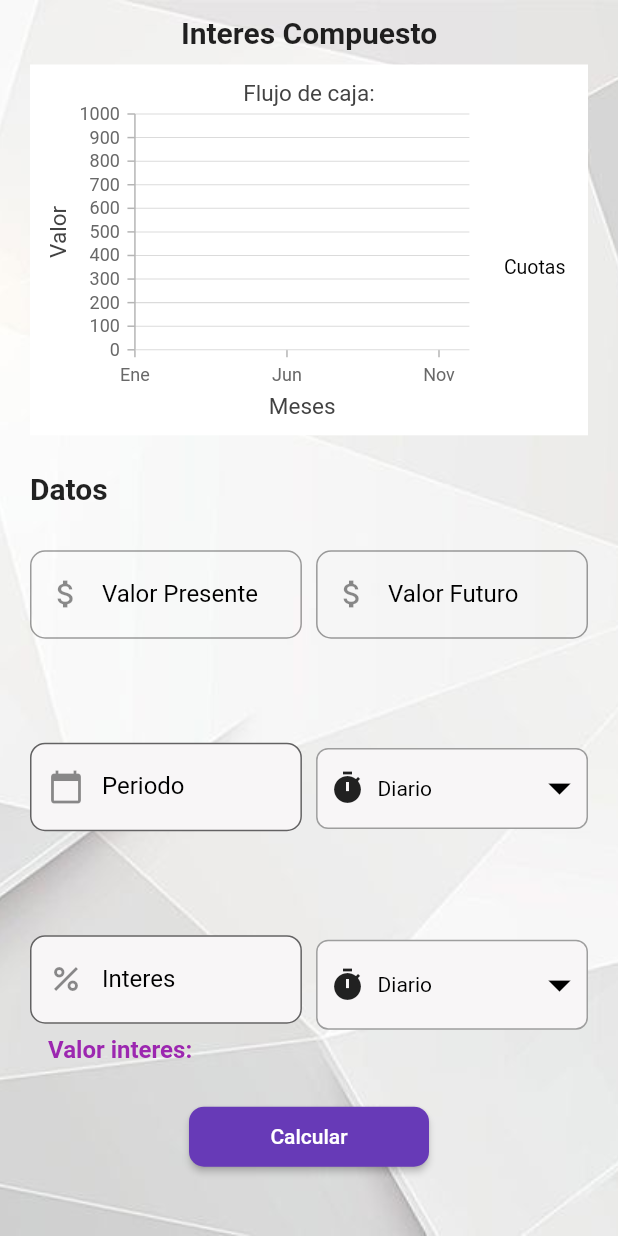
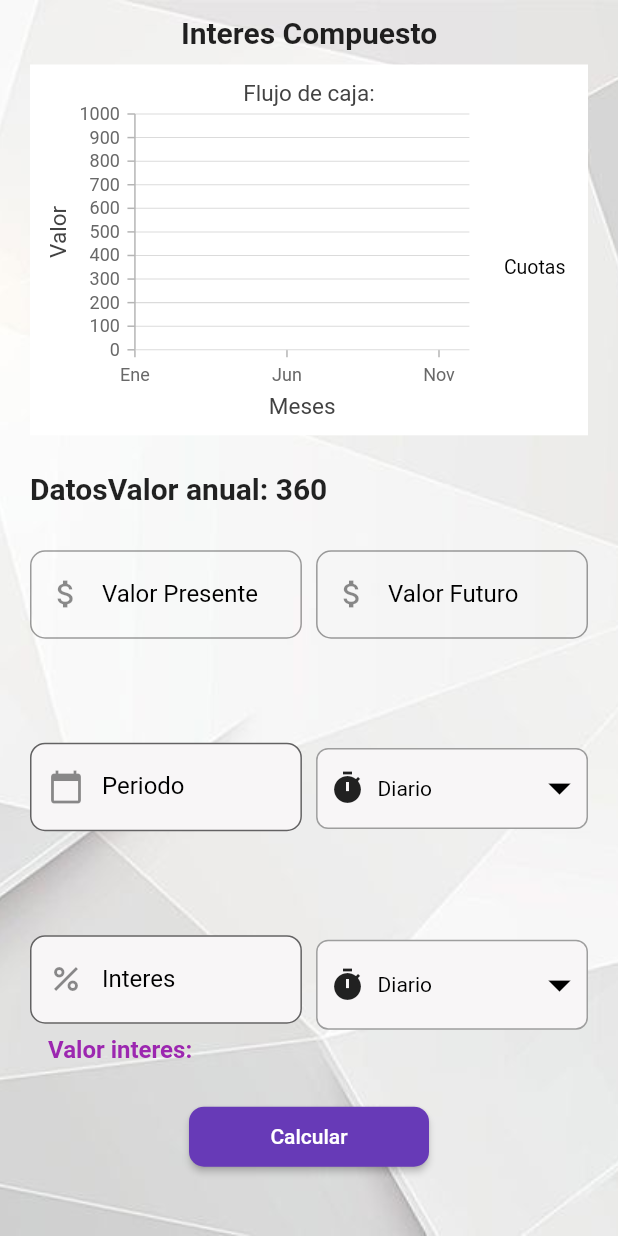
Before and after one commit to valfonsoardila/EcoFinanza-App, a Flutter app: the CompoundInterestView screen opened directly, on a phone screen of 412 x 824 dp. Run offline on Flutter 3.47's test engine with Material 2 defaults, Android fonts, the light colour scheme and no system bars; our stand-ins replace animate_do, animated_text_kit, currency_text_input_formatter, get, shared_preferences, syncfusion_flutter_charts; accounts and stored records are empty.

Commit message:
Vistas corregidas

```diff
--- a/lib/ui/views/compoundInterest_view.dart
+++ b/lib/ui/views/compoundInterest_view.dart
@@ -327,6 +327,13 @@ class _CompoundInterestViewState extends State<CompoundInterestView> {
                         children: [
                           Text(
                             "Datos",
+                            style: TextStyle(
+                              fontSize: 20,
+                              fontWeight: FontWeight.bold,
+                            ),
+                          ),
+                          Text(
+                            "Valor anual: $valorAnual",
                             style: TextStyle(
                               fontSize: 20,
                               fontWeight: FontWeight.bold,
--- a/lib/ui/views/internalRateOfReturn_view.dart
+++ b/lib/ui/views/internalRateOfReturn_view.dart
@@ -253,7 +253,7 @@ class _InternalRateOfReturnViewState extends State<InternalRateOfReturnView> {
                       color: Color.fromRGBO(75, 135, 185, 0.6),
                       borderColor: Color.fromRGBO(75, 135, 185, 1),
                       borderWidth: 2,
-                      name: 'High',
+                      name: 'Cuotas',
                       xValueMapper: (_StepAreaData sales, _) => sales.x,
                       yValueMapper: (_StepAreaData sales, _) => sales.high,
                     ),
@@ -262,7 +262,7 @@ class _InternalRateOfReturnViewState extends State<InternalRateOfReturnView> {
                       borderColor: Color.fromRGBO(192, 108, 132, 1),
                       color: Color.fromRGBO(192, 108, 132, 0.6),
                       borderWidth: 2,
-                      name: 'Low',
+                      name: 'Tiempo',
                       xValueMapper: (_StepAreaData sales, _) => sales.x,
                       yValueMapper: (_StepAreaData sales, _) => sales.low,
                     )
```
